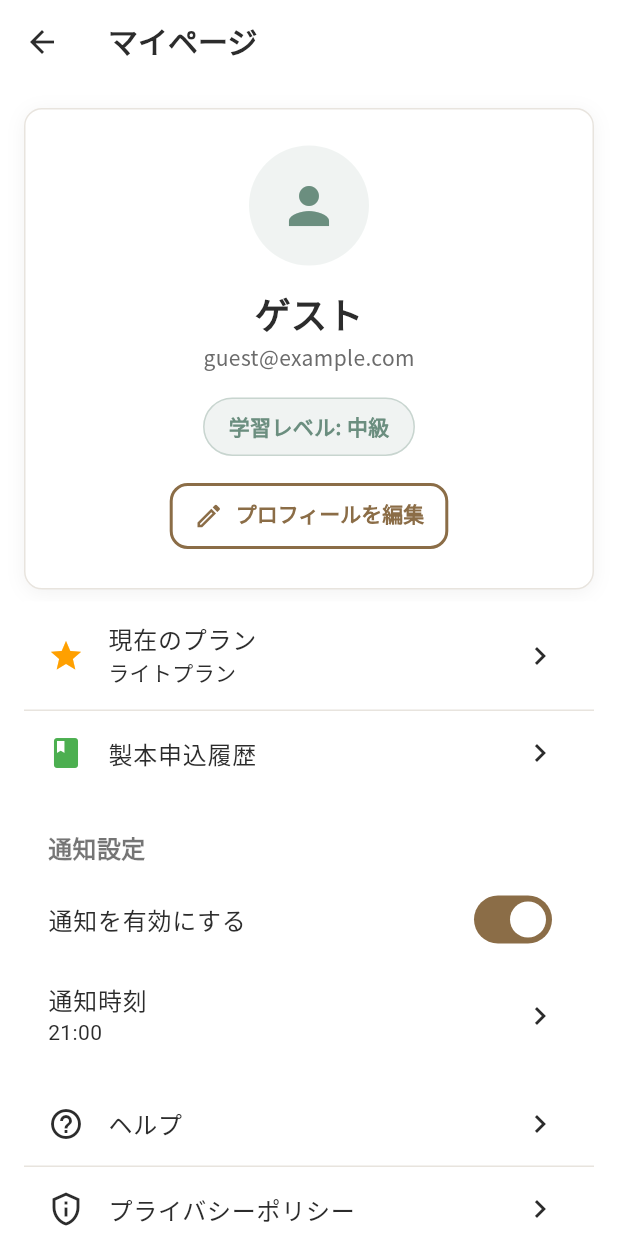
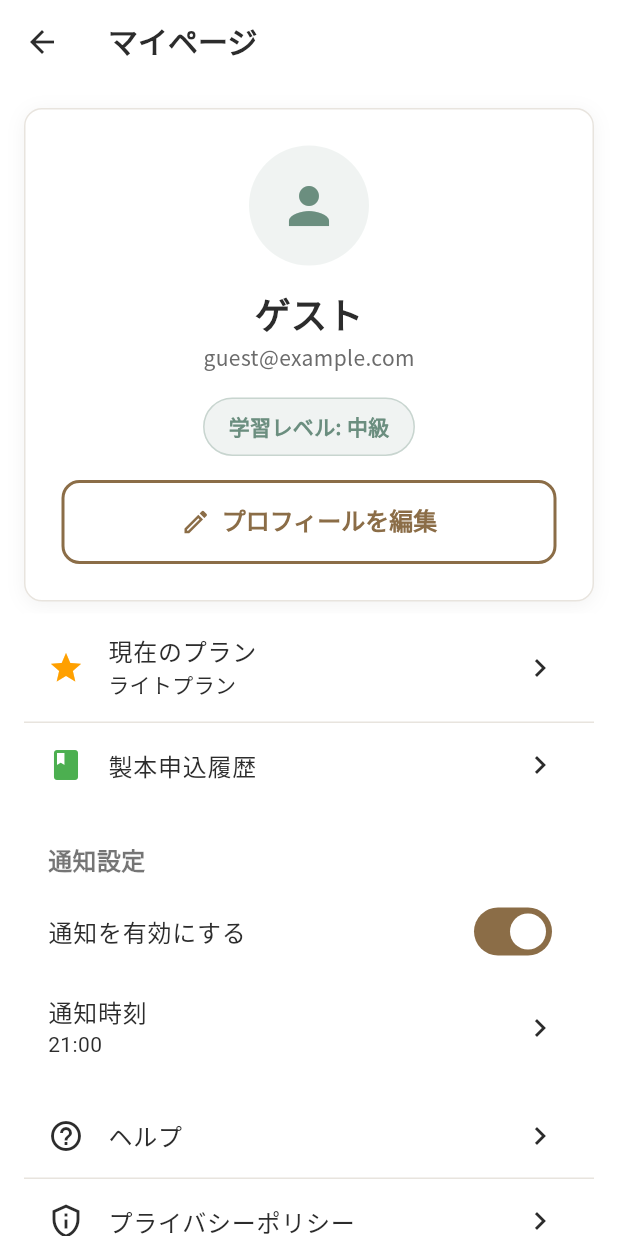
Before and after one commit to LB-KosukeTamogami/Journal-, a Flutter app: the MyPageScreen screen opened directly, on a phone screen of 412 x 824 dp. Run offline on Flutter 3.47's test engine with Material 3 defaults, Android fonts, the phone set to English and light mode, and no system bars; our stand-ins replace fl_chart, flutter_animate, google_fonts, shared_preferences, supabase_flutter, table_calendar; missing offline and left inert: dart:html, dart:js; accounts and stored records are empty.

Commit message:
fix: 小さいボタンスタイルをヘッダー内のみに限定
- my_page_screen.dartのプロフィール編集ボタンを通常サイズ（56px）に変更
- AppButtonStyles.secondaryButtonを適用
- 小さいボタン（44px）はAppBar内のボタンのみに限定
- モーダル内のボタンはすべて通常サイズ（56px）で統一

🤖 Generated with [Claude Code](https://claude.ai/code)

Co-Authored-By: Claude <noreply@anthropic.com>

```diff
--- a/journal_learning_app/lib/screens/my_page_screen.dart
+++ b/journal_learning_app/lib/screens/my_page_screen.dart
@@ -106,13 +106,7 @@ class _MyPageScreenState extends State<MyPageScreen> {
                       },
                       icon: const Icon(Icons.edit_outlined, size: 20),
                       label: const Text('プロフィールを編集'),
-                      style: AppButtonStyles.smallButton.copyWith(
-                        backgroundColor: MaterialStateProperty.all(Colors.transparent),
-                        foregroundColor: MaterialStateProperty.all(AppTheme.primaryColor),
-                        side: MaterialStateProperty.all(
-                          BorderSide(color: AppTheme.primaryColor, width: 2),
-                        ),
-                      ),
+                      style: AppButtonStyles.secondaryButton,
                     ),
                   ],
                 ),
```
